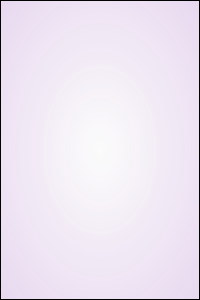
Old version of the form Data/src/ui/BlankDeck.ui in the repository NE-student/CardGames.
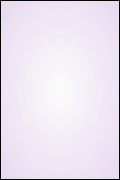
New version of the form.

```diff
--- a/Data/src/ui/BlankDeck.ui
+++ b/Data/src/ui/BlankDeck.ui
@@ -6,14 +6,14 @@
    <rect>
     <x>0</x>
     <y>0</y>
-    <width>200</width>
-    <height>300</height>
+    <width>120</width>
+    <height>180</height>
    </rect>
   </property>
   <property name="maximumSize">
    <size>
-    <width>200</width>
-    <height>300</height>
+    <width>120</width>
+    <height>180</height>
    </size>
   </property>
   <property name="windowTitle">
```
